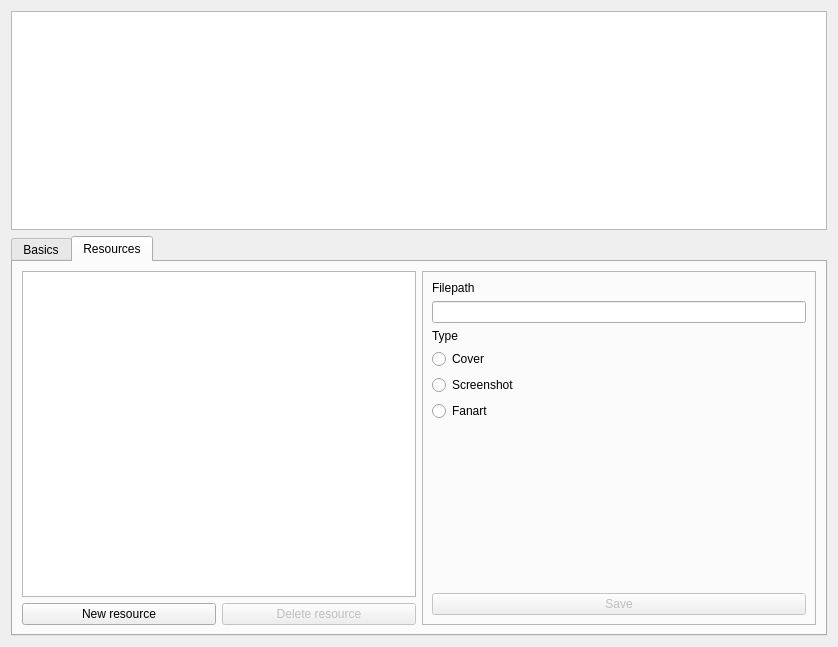
Above: res/executable.ui from remeh/mehstation-config before the change. Below: the same form after it.
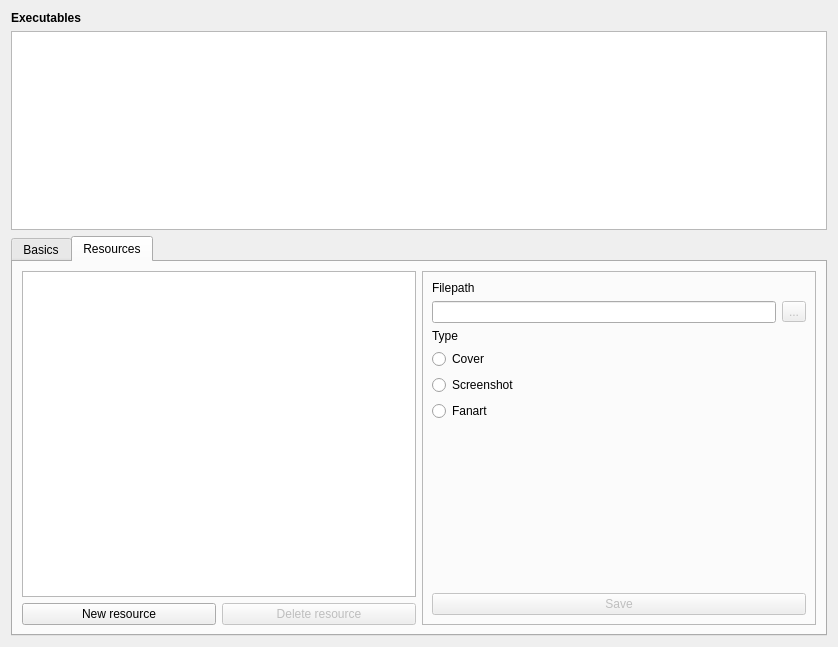
That is the form after the change.

Diff of the .ui file:
```diff
--- a/res/executable.ui
+++ b/res/executable.ui
@@ -14,6 +14,16 @@
    <string>Form</string>
   </property>
   <layout class="QVBoxLayout" name="verticalLayout">
+   <item>
+    <widget class="QLabel" name="label_12">
+     <property name="text">
+      <string>&lt;b&gt;Executables&lt;/b&gt;</string>
+     </property>
+     <property name="textFormat">
+      <enum>Qt::RichText</enum>
+     </property>
+    </widget>
+   </item>
    <item>
     <widget class="QListWidget" name="listExecutables"/>
    </item>
@@ -207,7 +217,37 @@
                </widget>
               </item>
               <item>
-               <widget class="QLineEdit" name="resourceFilepath"/>
+               <layout class="QHBoxLayout" name="horizontalLayout_9">
+                <item>
+                 <widget class="QLineEdit" name="resourceFilepath">
+                  <property name="enabled">
+                   <bool>true</bool>
+                  </property>
+                  <property name="frame">
+                   <bool>true</bool>
+                  </property>
+                  <property name="readOnly">
+                   <bool>true</bool>
+                  </property>
+                 </widget>
+                </item>
+                <item>
+                 <widget class="QToolButton" name="resourceFilepathOpen">
+                  <property name="enabled">
+                   <bool>false</bool>
+                  </property>
+                  <property name="text">
+                   <string>...</string>
+                  </property>
+                  <property name="popupMode">
+                   <enum>QToolButton::DelayedPopup</enum>
+                  </property>
+                  <property name="arrowType">
+                   <enum>Qt::NoArrow</enum>
+                  </property>
+                 </widget>
+                </item>
+               </layout>
               </item>
               <item>
                <widget class="QLabel" name="label_11">
```
Left out of the diff: 4 changed lines with no effect on the pictures.
